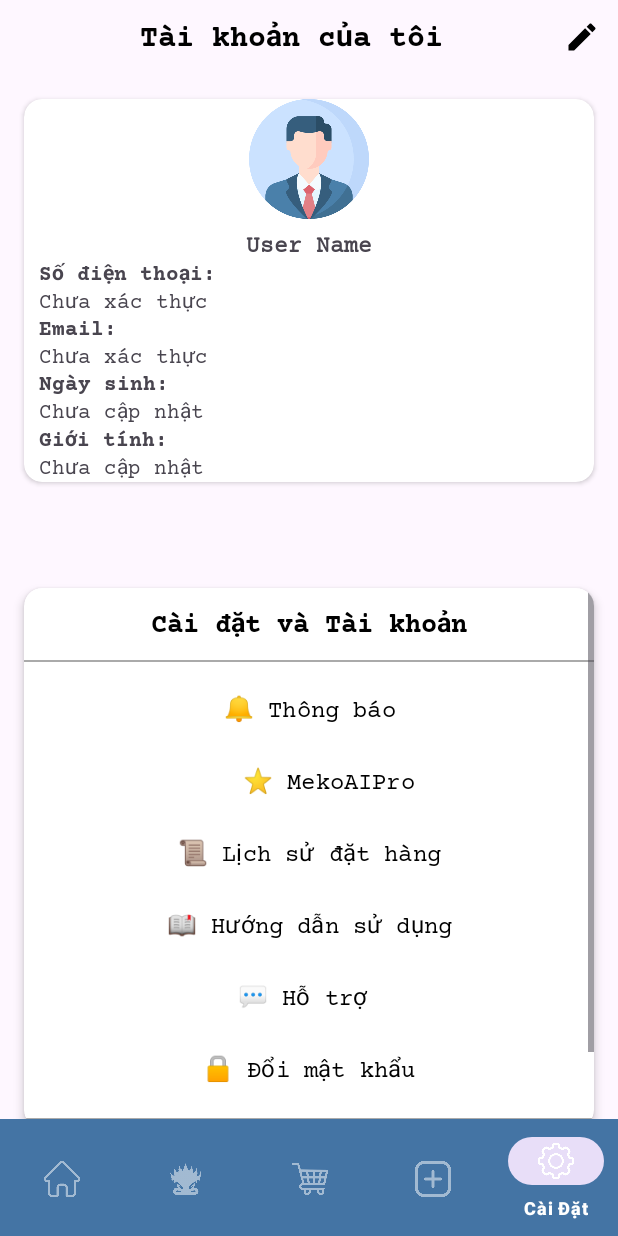
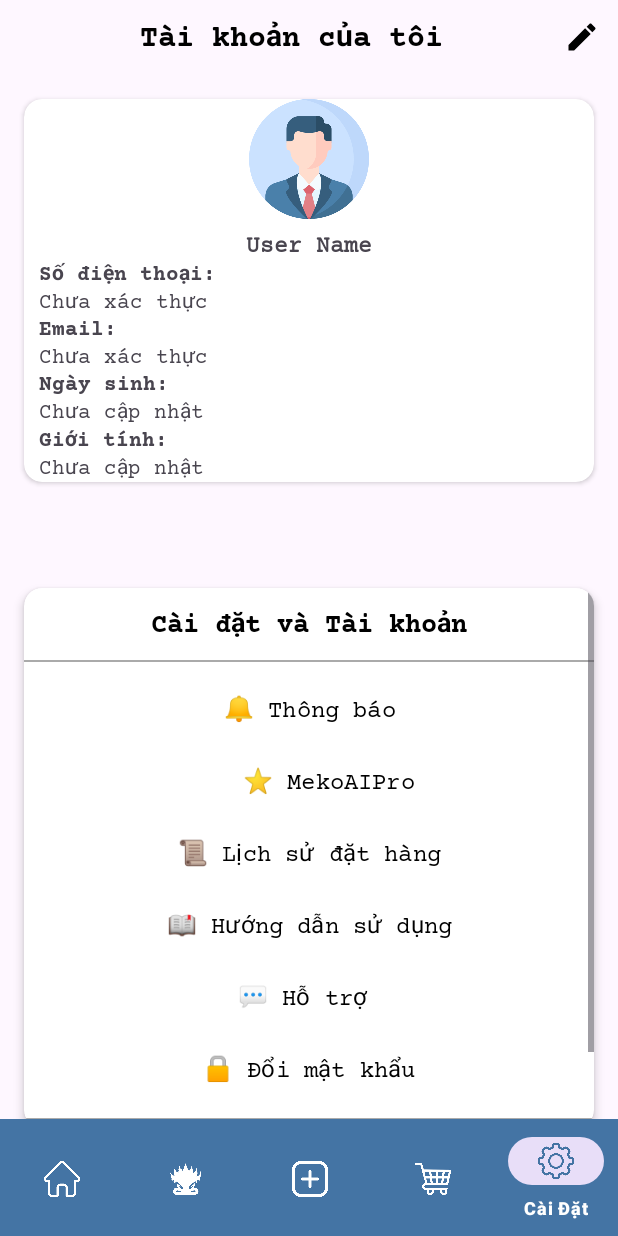
Before and after one commit to Haa-1/Update-MekongGo, an Android app: the MainActivity screen opened directly, with no data from a screen before it, item 5 of the bottom bar chosen, on a phone screen of 412 x 824 dp. Run offline under Robolectric (Android 15) with nearby library versions, the phone set to English and light mode, and no system bars; our stand-ins replace Firebase (no records; nobody signed in at launch, a user with empty details on screens opened directly), Picasso; libraries missing offline, so code that uses them is left out: org.checkerframework.checker; pictures from the network do not load; 1 statement that could not run was skipped.

```diff
--- a/app/build.gradle
+++ b/app/build.gradle
@@ -1,8 +1,6 @@
 plugins {
     id("com.android.application")
     id("com.google.gms.google-services")
-    alias(libs.plugins.kotlin.android)
-    alias(libs.plugins.kotlin.compose)
 }
 
 android {
--- a/app/src/main/java/com/example/researchproject/MyApplication.java
+++ b/app/src/main/java/com/example/researchproject/MyApplication.java
@@ -9,6 +9,5 @@ public class MyApplication extends Application {
     public void onCreate() {
         super.onCreate();
 
-
     }
 }
--- a/app/src/main/java/com/example/researchproject/Notification/Notification.java
+++ b/app/src/main/java/com/example/researchproject/Notification/Notification.java
@@ -4,6 +4,7 @@ public class Notification {
     private String title;
     private String content;
     private long timestamp;
+    private String type;
 
     public Notification() {}
 
@@ -15,4 +16,5 @@ public class Notification {
     public String getTitle() { return title; }
     public String getContent() { return content; }
     public long getTimestamp() { return timestamp; }
+    public String getType() { return type; }
 }
--- a/app/src/main/java/com/example/researchproject/Notification/PostNotificationService.java
+++ b/app/src/main/java/com/example/researchproject/Notification/PostNotificationService.java
@@ -19,7 +19,6 @@ import com.bumptech.glide.Glide;
 import com.bumptech.glide.request.target.CustomTarget;
 import com.bumptech.glide.request.transition.Transition;
 import com.example.researchproject.R;
-
 import com.google.firebase.auth.FirebaseAuth;
 import com.google.firebase.database.ChildEventListener;
 import com.google.firebase.database.DataSnapshot;
--- a/app/src/main/res/color/bottom_nav_icon_color.xml
+++ b/app/src/main/res/color/bottom_nav_icon_color.xml
@@ -1,5 +1,22 @@
 <?xml version="1.0" encoding="utf-8"?>
 <selector xmlns:android="http://schemas.android.com/apk/res/android">
-    <item android:color="#FFFFFF" android:state_checked="true"/> <!-- Màu khi được chọn -->
-    <item android:color="#80FFFFFF"/> <!-- Màu khi không chọn -->
+    <!-- Khi được chọn -->
+    <item android:state_checked="true" android:color="#4474A4">
+        <shape android:shape="oval">
+            <solid android:color="#FFFFFF" /> <!-- Nền trắng -->
+            <stroke
+                android:width="2dp"
+                android:color="#FF5722" /> <!-- Viền màu cam -->
+        </shape>
+    </item>
+
+    <!-- Khi không chọn -->
+    <item android:color="#FFFF">
+        <shape android:shape="oval">
+            <solid android:color="#00000000" /> <!-- Nền trong suốt -->
+            <stroke
+                android:width="0dp"
+                android:color="#00000000" /> <!-- Không viền -->
+        </shape>
+    </item>
 </selector>
--- /dev/null
+++ b/app/src/main/res/color/nav_item_text_color.xml
@@ -0,0 +1,5 @@
+<?xml version="1.0" encoding="utf-8"?>
+<selector xmlns:android="http://schemas.android.com/apk/res/android">
+    <item android:color="#FFFFFF" android:state_checked="true"/> <!-- Màu trắng khi được chọn -->
+    <item android:color="#80FFFFFF"/> <!-- Màu trắng mờ khi không chọn -->
+</selector>
--- /dev/null
+++ b/app/src/main/res/drawable/ic_buy.xml
@@ -0,0 +1,5 @@
+<vector xmlns:android="http://schemas.android.com/apk/res/android" android:height="24dp" android:tint="#3899D5" android:viewportHeight="24" android:viewportWidth="24" android:width="24dp">
+
+    <path android:fillColor="@android:color/white" android:pathData="M19,14L19,6c0,-1.1 -0.9,-2 -2,-2L3,4c-1.1,0 -2,0.9 -2,2v8c0,1.1 0.9,2 2,2h14c1.1,0 2,-0.9 2,-2zM10,13c-1.66,0 -3,-1.34 -3,-3s1.34,-3 3,-3 3,1.34 3,3 -1.34,3 -3,3zM23,7v11c0,1.1 -0.9,2 -2,2L4,20v-2h17L21,7h2z"/>
+
+</vector>
--- a/app/src/main/res/layout/activity_main.xml
+++ b/app/src/main/res/layout/activity_main.xml
@@ -26,7 +26,7 @@
         android:layout_marginBottom="-2dp"
         android:background="#4474A4"
         app:itemIconTint="@color/bottom_nav_icon_color"
-        app:itemTextColor="@color/bottom_nav_icon_color"
+        app:itemTextColor="@color/nav_item_text_color"
 
 
         app:menu="@menu/bottom_nav_menu" />
--- a/app/src/main/res/layout/activity_order_information.xml
+++ b/app/src/main/res/layout/activity_order_information.xml
@@ -54,7 +54,6 @@
                 android:layout_width="match_parent"
                 android:layout_height="wrap_content"
                 android:text="Địa chỉ nhận:"
-                android:fontFamily="@font/courier_prime_regular"
                 android:textStyle="bold"
                 android:textColor="#1569AB"
                 android:textSize="14sp" />
--- a/app/src/main/res/menu/bottom_nav_menu.xml
+++ b/app/src/main/res/menu/bottom_nav_menu.xml
@@ -12,17 +12,17 @@
         android:icon="@drawable/search_icon"
         android:title="@string/title_message" />
 
-
+    <item
+        android:id="@+id/navigation_news"
+        android:icon="@drawable/post_news"
+        android:title="@string/title_news" />
     <item
         android:id="@+id/navigation_cart"
         android:icon="@drawable/shopping_cart"
         android:title="@string/title_cart" />
 
 
-    <item
-        android:id="@+id/navigation_news"
-        android:icon="@drawable/post_news"
-        android:title="@string/title_news" />
+
 
    <!-- <item
         android:id="@+id/navigation_guide"
--- a/build.gradle
+++ b/build.gradle
@@ -4,7 +4,6 @@ buildscript {
     }
     dependencies {
         classpath 'com.android.tools.build:gradle:8.8.0'
-        classpath 'org.jetbrains.kotlin:kotlin-gradle-plugin:1.9.0'
         classpath 'com.google.gms:google-services:4.3.15' // Nếu dùng Firebase
         classpath 'com.android.tools.build:gradle:7.4.2' // Thêm đúng phiên bản Gradle
         classpath 'com.google.gms:google-services:4.4.2' // Plugin Google Services để tích hợp Firebase
@@ -14,8 +13,7 @@ buildscript {
 
 plugins {
     id 'com.google.gms.google-services' version '4.4.2' apply false
-    alias(libs.plugins.kotlin.android) apply false
-    alias(libs.plugins.kotlin.compose) apply false
+
 }
 
 allprojects {
```
Also changed, not shown: app/src/main/java/com/example/researchproject/Notification/NotificationAdapter.java (+14 -1 lines), app/src/main/res/layout/item_notification.xml (+4 -8 lines), app/src/main/res/drawable/ic_ad.png (added), app/src/main/res/drawable/ic_new_post.png (added).
